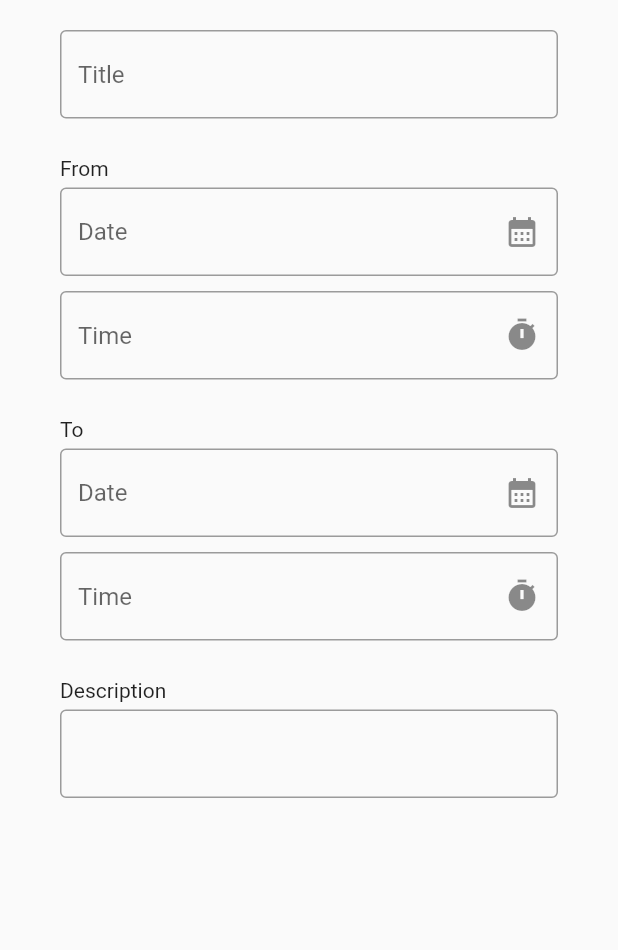
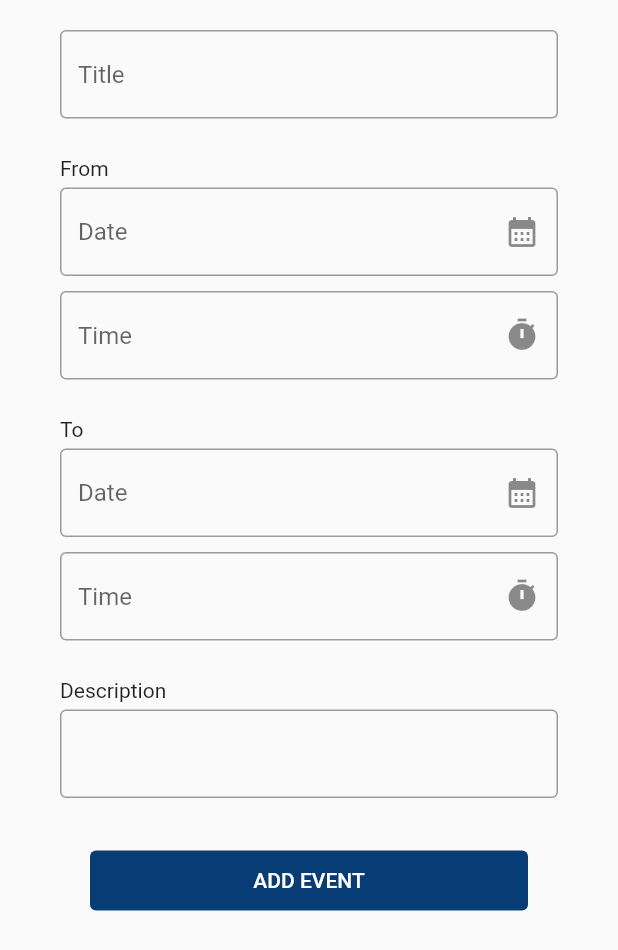
Before and after one commit to What-s-CalU/Front_End, a Flutter app: the AddEventPage screen opened directly, on a phone screen of 412 x 824 dp. Shown: the top 950 px of the screen. Run offline on Flutter 3.47's test engine with Material 2 defaults, Android fonts, the phone set to English and light mode, and no system bars; our stand-ins replace syncfusion_flutter_calendar; missing offline and left inert: http_status_code.

Commit message:
modularized event class, worked on addeventpage

```diff
--- a/flutter_application/lib/AddEventPage.dart
+++ b/flutter_application/lib/AddEventPage.dart
@@ -1,5 +1,9 @@
 import 'package:flutter/material.dart';
 import 'package:intl/intl.dart';
+import 'HomePage.dart';
+import 'package:syncfusion_flutter_calendar/calendar.dart';
+import 'Events.dart';
+import 'package:provider/provider.dart';
 
 class AddEventPage extends StatefulWidget {
   const AddEventPage({super.key});
@@ -84,7 +88,7 @@ class _AddEventPageState extends State<AddEventPage> {
                           context: context, initialTime: TimeOfDay.now());
                       if (time != null) {
                         setState(() {
-                          _ToTimeController.text = time.format(context);
+                          _FromTimeController.text = time.format(context);
                         });
                       }
                     },
@@ -156,6 +160,35 @@ class _AddEventPageState extends State<AddEventPage> {
                       borderSide: BorderSide(width: 2, color: mainColor))),
             ),
           ),
+          Padding(
+            padding: const EdgeInsets.fromLTRB(60, 30, 60, 0),
+            child: SizedBox(
+              width: double.infinity,
+              height: 40,
+              child: TextButton(
+                onPressed: () {
+                  Event newEvent = Event(
+                    startTime: DateTime(2022, 3, 15, 10, 0, 0),
+                    endTime: DateTime(2022, 3, 15, 11, 0, 0),
+                    subject: 'New Event',
+                    color: Colors.blue,
+                  );
+                  //if return correct event add it and return to home page
+                  final eventsModel =
+                      Provider.of<EventsModel>(context, listen: false);
+                  eventsModel.addEvent(newEvent);
+                  Navigator.pop(context);
+                },
+                style: TextButton.styleFrom(backgroundColor: mainColor),
+                child: const Text(
+                  'ADD EVENT',
+                  style: TextStyle(
+                    color: Colors.white,
+                  ),
+                ),
+              ),
+            ),
+          ),
         ],
       ),
     );
--- /dev/null
+++ b/flutter_application/lib/Events.dart
@@ -0,0 +1,31 @@
+import 'package:flutter/material.dart';
+
+class Event {
+  final DateTime startTime;
+  final DateTime endTime;
+  final String subject;
+  final Color color;
+
+  Event({
+    required this.startTime,
+    required this.endTime,
+    required this.subject,
+    required this.color,
+  });
+}
+
+class EventsModel extends ChangeNotifier {
+  List<Event> _events = [];
+
+  List<Event> get events => _events;
+
+  set events(List<Event> events) {
+    _events = events;
+    notifyListeners();
+  }
+
+  void addEvent(Event event) {
+    _events.add(event);
+    notifyListeners();
+  }
+}
--- a/flutter_application/pubspec.yaml
+++ b/flutter_application/pubspec.yaml
@@ -28,9 +28,11 @@ environment:
 # the latest version available on pub.dev. To see which dependencies have newer
 # versions available, run `flutter pub outdated`.
 dependencies:
+  provider: ^6.0.5
   syncfusion_flutter_calendar: ^20.4.48
   url_launcher: ^6.1.9
   http: ^0.13.5
+  intl: ^0.17.0
   flutter:
     sdk: flutter
 
```
Also changed, not shown: flutter_application/lib/HomePage.dart (+69 -4 lines), flutter_application/lib/LoginPage.dart (+2 -17 lines), flutter_application/lib/httpRequests.dart (+18 -1 lines), flutter_application/lib/main.dart (+11 -2 lines), flutter_application/pubspec.lock.
